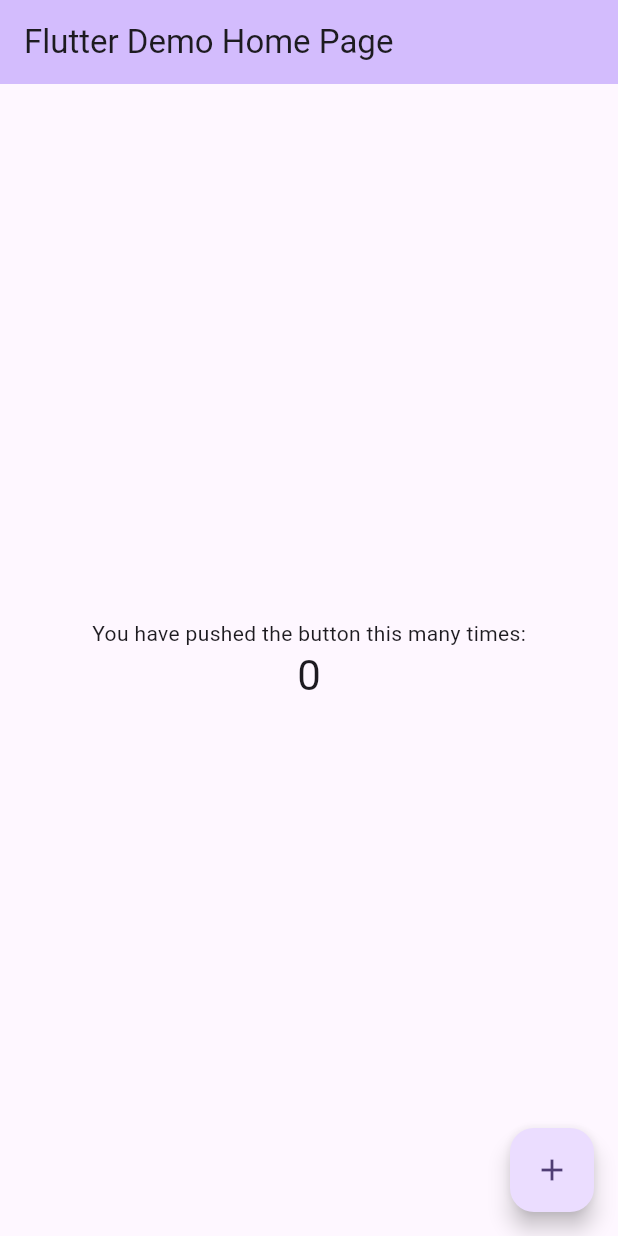
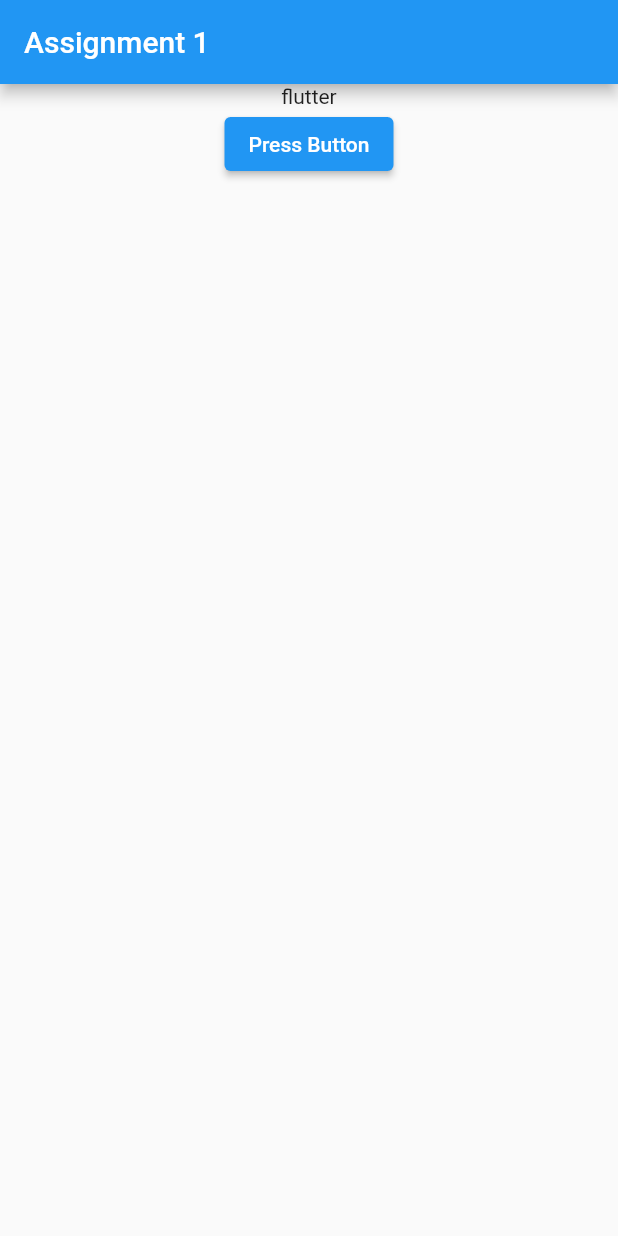
Before and after one commit to flyingKangaroo1/flutter_udemy, a Flutter app: the screen it shows after launch, on a phone screen of 412 x 824 dp. Run offline on Flutter 3.47's test engine with Material 2 defaults, Android fonts, the phone set to English and light mode, and no system bars.

Commit message:
widget refactoring

```diff
--- /dev/null
+++ b/lib/main(noWidget).dart
@@ -0,0 +1,50 @@
+import 'package:flutter/material.dart';
+
+void main() {
+  runApp(MyApp());
+}
+
+class MyApp extends StatefulWidget {
+  @override
+  State<MyApp> createState() => _MyAppState();
+}
+
+class _MyAppState extends State<MyApp> {
+  final _texts = ['flutter', 'is', 'confusing', 'at', 'first'];
+  var textIndex = 0;
+
+  void changeText() {
+    setState(() {
+      textIndex++;
+    });
+  }
+
+  void resetText() {
+    setState(() {
+      textIndex = 0;
+    });
+  }
+
+  @override
+  Widget build(BuildContext context) {
+    return MaterialApp(
+        home: Scaffold(
+            appBar: AppBar(
+              title: Text('Assignment 1'),
+            ),
+            body: Column(children: [
+              Container(
+                width: double.infinity,
+                child: Text(
+                  _texts[textIndex],
+                  //왜 center 안됨??
+                  textAlign: TextAlign.center,
+                ),
+              ),
+              ElevatedButton(
+                onPressed: textIndex < _texts.length-1 ? changeText : resetText,
+                child: Text('Press Button'),
+              ),
+            ])));
+  }
+}
--- a/lib/main.dart
+++ b/lib/main.dart
@@ -1,126 +1,27 @@
 import 'package:flutter/material.dart';
+import 'package:flutter_udemy/text_control.dart';
 
 void main() {
-  runApp(const MyApp());
+  runApp(MyApp());
 }
 
-class MyApp extends StatelessWidget {
-  const MyApp({super.key});
+class MyApp extends StatefulWidget {
+  @override
+  State<MyApp> createState() => _MyAppState();
+}
 
-  // This widget is the root of your application.
+class _MyAppState extends State<MyApp> {
+
+
   @override
   Widget build(BuildContext context) {
     return MaterialApp(
-      title: 'Flutter Demo',
-      theme: ThemeData(
-        // This is the theme of your application.
-        //
-        // TRY THIS: Try running your application with "flutter run". You'll see
-        // the application has a blue toolbar. Then, without quitting the app,
-        // try changing the seedColor in the colorScheme below to Colors.green
-        // and then invoke "hot reload" (save your changes or press the "hot
-        // reload" button in a Flutter-supported IDE, or press "r" if you used
-        // the command line to start the app).
-        //
-        // Notice that the counter didn't reset back to zero; the application
-        // state is not lost during the reload. To reset the state, use hot
-        // restart instead.
-        //
-        // This works for code too, not just values: Most code changes can be
-        // tested with just a hot reload.
-        colorScheme: ColorScheme.fromSeed(seedColor: Colors.deepPurple),
-        useMaterial3: true,
-      ),
-      home: const MyHomePage(title: 'Flutter Demo Home Page'),
+      home: Scaffold(
+        appBar: AppBar(
+          title: Text('Assignment 1'),
+        ),
+        body: TextControl()
+      )
     );
   }
 }
-
-class MyHomePage extends StatefulWidget {
-  const MyHomePage({super.key, required this.title});
-
-  // This widget is the home page of your application. It is stateful, meaning
-  // that it has a State object (defined below) that contains fields that affect
-  // how it looks.
-
-  // This class is the configuration for the state. It holds the values (in this
-  // case the title) provided by the parent (in this case the App widget) and
-  // used by the build method of the State. Fields in a Widget subclass are
-  // always marked "final".
-
-  final String title;
-
-  @override
-  State<MyHomePage> createState() => _MyHomePageState();
-}
-
-class _MyHomePageState extends State<MyHomePage> {
-  int _counter = 0;
-
-  void _incrementCounter() {
-    print("debug console is working");
-    setState(() {
-      // This call to setState tells the Flutter framework that something has
-      // changed in this State, which causes it to rerun the build method below
-      // so that the display can reflect the updated values. If we changed
-      // _counter without calling setState(), then the build method would not be
-      // called again, and so nothing would appear to happen.
-      _counter++;
-    });
-  }
-
-  @override
-  Widget build(BuildContext context) {
-    // This method is rerun every time setState is called, for instance as done
-    // by the _incrementCounter method above.
-    //
-    // The Flutter framework has been optimized to make rerunning build methods
-    // fast, so that you can just rebuild anything that needs updating rather
-    // than having to individually change instances of widgets.
-    return Scaffold(
-      appBar: AppBar(
-        // TRY THIS: Try changing the color here to a specific color (to
-        // Colors.amber, perhaps?) and trigger a hot reload to see the AppBar
-        // change color while the other colors stay the same.
-        backgroundColor: Theme.of(context).colorScheme.inversePrimary,
-        // Here we take the value from the MyHomePage object that was created by
-        // the App.build method, and use it to set our appbar title.
-        title: Text(widget.title),
-      ),
-      body: Center(
-        // Center is a layout widget. It takes a single child and positions it
-        // in the middle of the parent.
-        child: Column(
-          // Column is also a layout widget. It takes a list of children and
-          // arranges them vertically. By default, it sizes itself to fit its
-          // children horizontally, and tries to be as tall as its parent.
-          //
-          // Column has various properties to control how it sizes itself and
-          // how it positions its children. Here we use mainAxisAlignment to
-          // center the children vertically; the main axis here is the vertical
-          // axis because Columns are vertical (the cross axis would be
-          // horizontal).
-          //
-          // TRY THIS: Invoke "debug painting" (choose the "Toggle Debug Paint"
-          // action in the IDE, or press "p" in the console), to see the
-          // wireframe for each widget.
-          mainAxisAlignment: MainAxisAlignment.center,
-          children: <Widget>[
-            const Text(
-              'You have pushed the button this many times:',
-            ),
-            Text(
-              '$_counter',
-              style: Theme.of(context).textTheme.headlineMedium,
-            ),
-          ],
-        ),
-      ),
-      floatingActionButton: FloatingActionButton(
-        onPressed: _incrementCounter,
-        tooltip: 'Increment',
-        child: const Icon(Icons.add),
-      ), // This trailing comma makes auto-formatting nicer for build methods.
-    );
-  }
-}
--- /dev/null
+++ b/lib/text_control.dart
@@ -0,0 +1,40 @@
+import 'package:flutter/material.dart';
+
+import './text_output.dart';
+
+//왜 StatefulWidget?
+class TextControl extends StatefulWidget {
+  @override
+  State<TextControl> createState() => _TextControlState();
+}
+
+class _TextControlState extends State<TextControl> {
+  final _texts = ['flutter', 'is', 'confusing', 'at', 'first'];
+  var textIndex = 0;
+
+  void changeText() {
+    setState(() {
+      textIndex++;
+    });
+  }
+
+  void resetText() {
+    setState(() {
+      textIndex = 0;
+    });
+  }
+
+  @override
+  Widget build(BuildContext context) {
+    return Column(children: [
+      Container(
+        width: double.infinity,
+        child: TextOutput(_texts[textIndex]),
+      ),
+      ElevatedButton(
+        onPressed: textIndex < _texts.length - 1 ? changeText : resetText,
+        child: Text('Press Button'),
+      ),
+    ]);
+  }
+}
--- /dev/null
+++ b/lib/text_output.dart
@@ -0,0 +1,13 @@
+import 'package:flutter/material.dart';
+
+//왜 StatelessWidget
+class TextOutput extends StatelessWidget {
+  final String mainText;
+
+  TextOutput(this.mainText);
+
+  @override
+  Widget build(BuildContext context) {
+    return Text(mainText, textAlign: TextAlign.center);
+  }
+}
```
